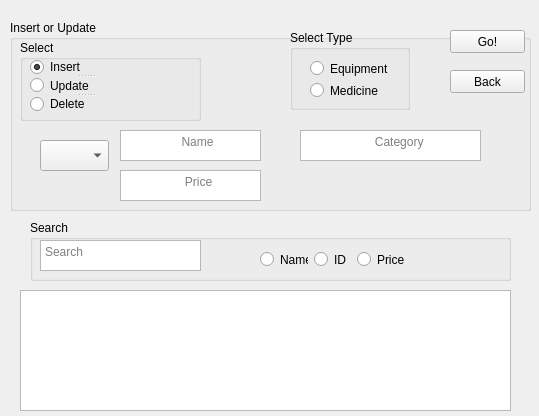
Qt form product.ui (Umneiah/PharmaCompany) before a commit.
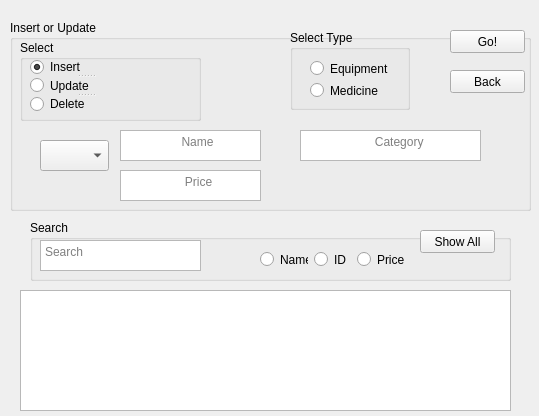
The same form after that commit.

Commit message: updated department and product

```diff
--- a/product.ui
+++ b/product.ui
@@ -251,6 +251,19 @@
      </item>
     </layout>
    </widget>
+   <widget class="QPushButton" name="pushButton_2">
+    <property name="geometry">
+     <rect>
+      <x>390</x>
+      <y>10</y>
+      <width>75</width>
+      <height>23</height>
+     </rect>
+    </property>
+    <property name="text">
+     <string>Show All</string>
+    </property>
+   </widget>
   </widget>
   <widget class="QTableView" name="tableView">
    <property name="geometry">
```
The commit also changes 5 other files.
